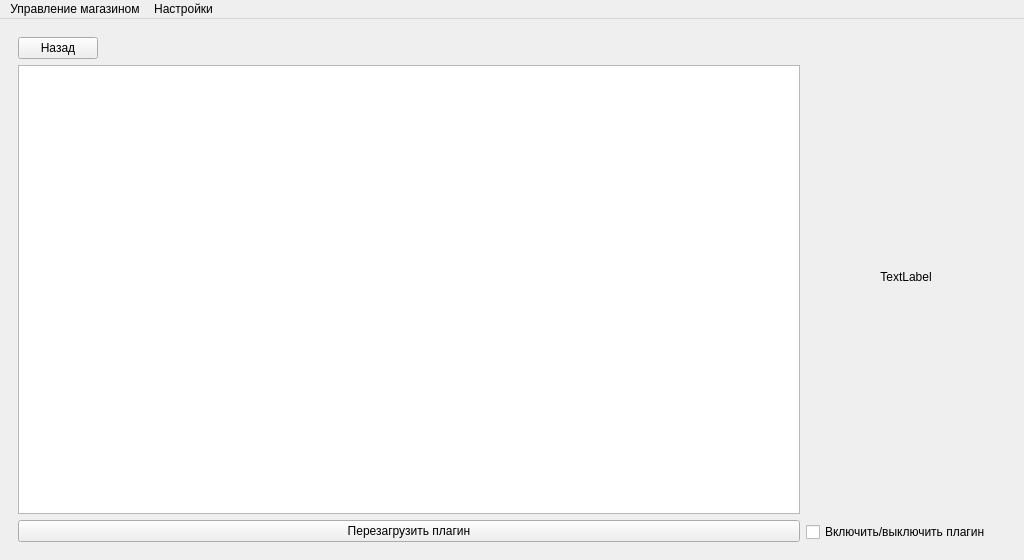
CralixRaev/qtCashier, file ui/design.ui: the form before one commit.
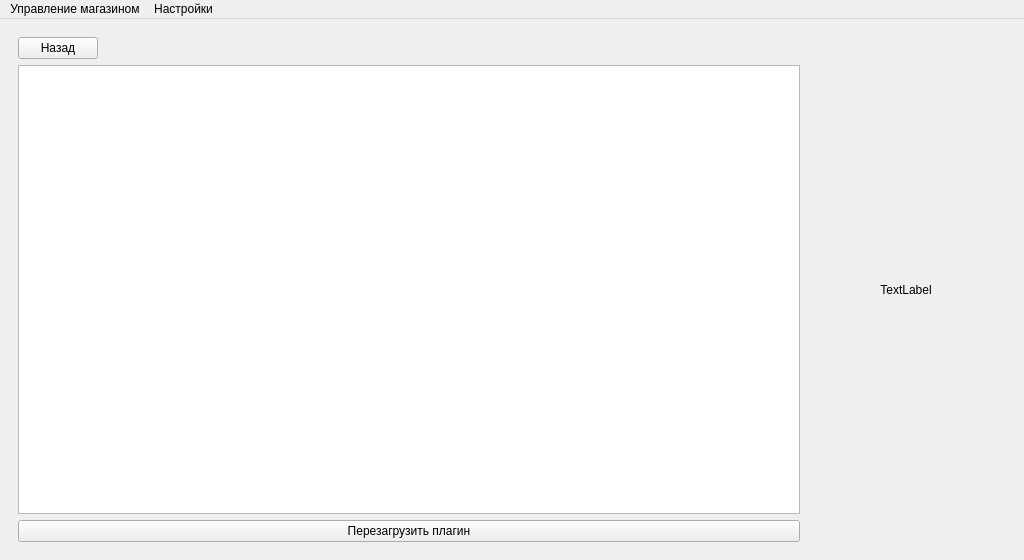
The form after the commit. The open tabs and pages were chosen to show the change. Icons and pictures are not drawn.

What changed in the file:
```diff
--- a/ui/design.ui
+++ b/ui/design.ui
@@ -346,29 +346,6 @@
       </widget>
       <widget class="QWidget" name="settingsPluginsPage">
        <layout class="QGridLayout" name="gridLayout_3">
-        <item row="0" column="1" colspan="2">
-         <widget class="QLabel" name="settingsPluginsInfo">
-          <property name="minimumSize">
-           <size>
-            <width>200</width>
-            <height>0</height>
-           </size>
-          </property>
-          <property name="text">
-           <string>TextLabel</string>
-          </property>
-          <property name="alignment">
-           <set>Qt::AlignCenter</set>
-          </property>
-         </widget>
-        </item>
-        <item row="1" column="1" colspan="2">
-         <widget class="QCheckBox" name="checkBox">
-          <property name="text">
-           <string>Включить/выключить плагин</string>
-          </property>
-         </widget>
-        </item>
         <item row="0" column="0" rowspan="2">
          <layout class="QVBoxLayout" name="settingsPluginsListVerticalLayout">
           <item>
@@ -407,6 +384,22 @@
           </item>
          </layout>
         </item>
+        <item row="0" column="1" rowspan="2" colspan="2">
+         <widget class="QLabel" name="settingsPluginsInfo">
+          <property name="minimumSize">
+           <size>
+            <width>200</width>
+            <height>0</height>
+           </size>
+          </property>
+          <property name="text">
+           <string>TextLabel</string>
+          </property>
+          <property name="alignment">
+           <set>Qt::AlignCenter</set>
+          </property>
+         </widget>
+        </item>
        </layout>
       </widget>
       <widget class="QWidget" name="productManagePage">
```
